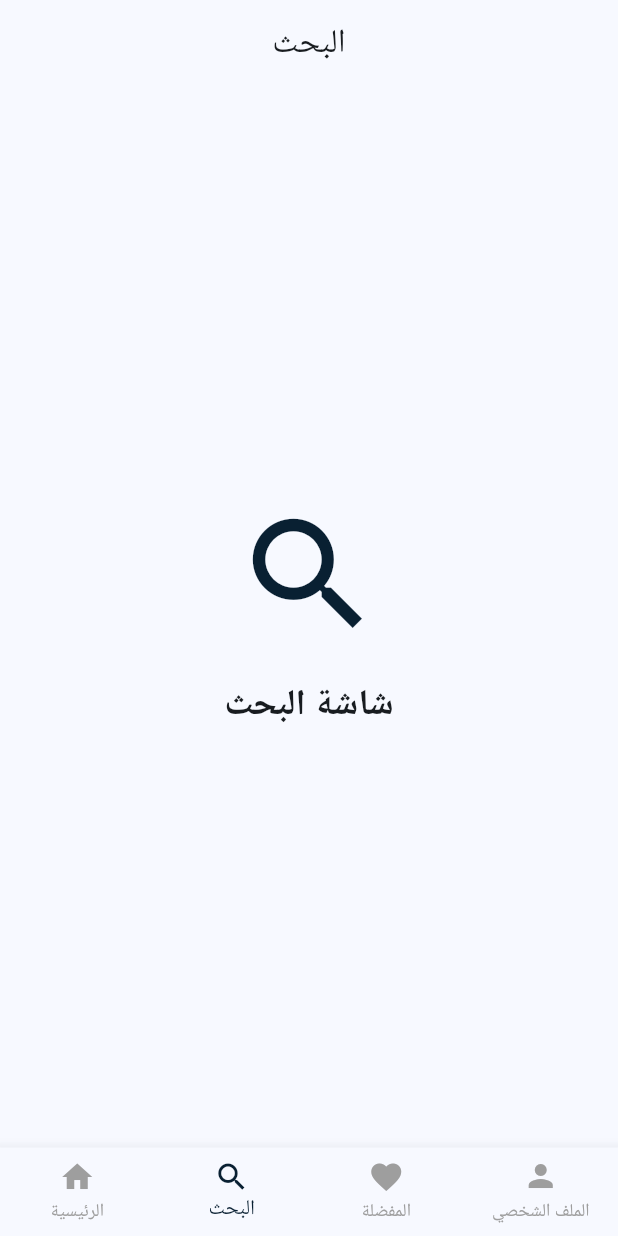
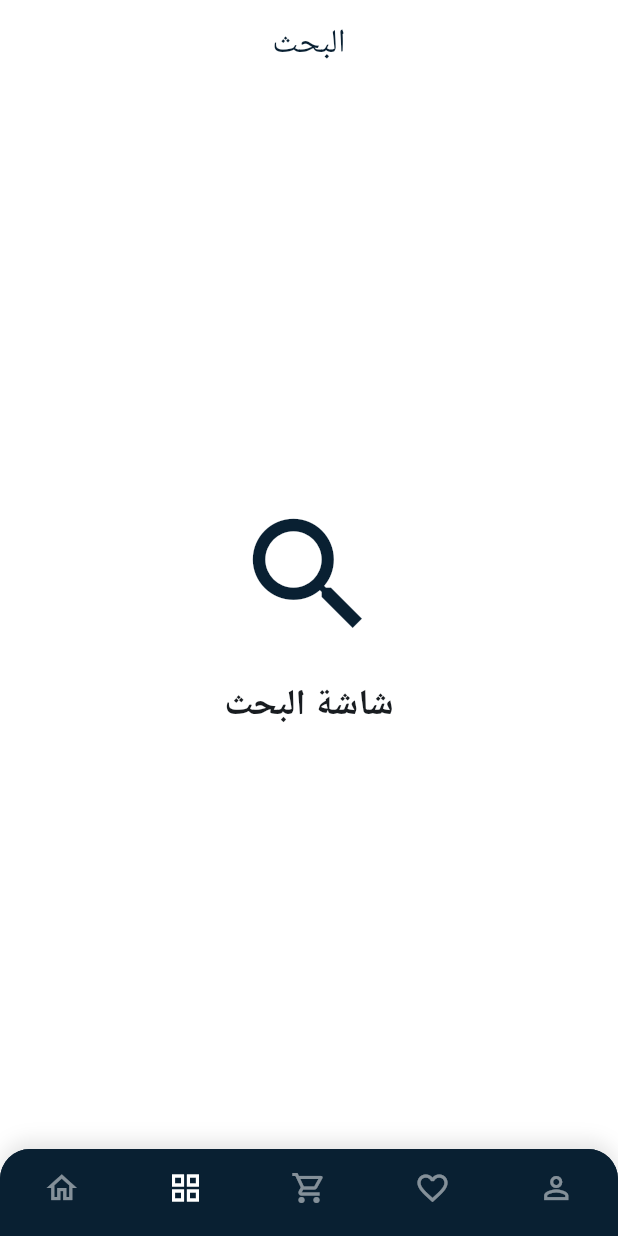
Before and after one commit to AhmedYasserTaha/jesoor_pro, a Flutter app: the screen it shows after launch, item 2 of the bottom bar chosen, on a phone screen of 412 x 824 dp. Run offline on Flutter 3.47's test engine with Material 3 defaults, Android fonts, the phone set to English and light mode, and no system bars; statements that could not run were skipped.

Commit message:
add roots_view

```diff
--- /dev/null
+++ b/lib/core/theme/app_colors.dart
@@ -0,0 +1,45 @@
+import 'package:flutter/material.dart';
+
+class AppColors {
+  // Primary Colors
+  static const Color primary = Color(0xFF092032);
+  static const Color primaryLight = Color(0xFF1A3A52);
+  static const Color primaryDark = Color(0xFF051520);
+
+  // Background Colors
+  static const Color background = Color(0xFFFFFFFF);
+  static const Color backgroundGrey = Color(0xFFF5F5F5);
+  static const Color cardBackground = Color(0xFFF5F5F5);
+
+  // Text Colors
+  static const Color textPrimary = Color(0xFF092032);
+  static const Color textSecondary = Color(0xFF757575);
+  static const Color textLight = Color(0xFF9E9E9E);
+  static const Color textWhite = Color(0xFFFFFFFF);
+
+  // Accent Colors
+  static const Color accent = Color(0xFF092032);
+  static const Color error = Color(0xFFD32F2F);
+  static const Color success = Color(0xFF388E3C);
+  static const Color warning = Color(0xFFF57C00);
+  static const Color info = Color(0xFF1976D2);
+
+  // UI Element Colors
+  static const Color divider = Color(0xFFE0E0E0);
+  static const Color border = Color(0xFFE0E0E0);
+  static const Color shadow = Color(0x1A000000);
+  static const Color overlay = Color(0x80000000);
+
+  // Icon Colors
+  static const Color iconPrimary = Color(0xFF092032);
+  static const Color iconSecondary = Color(0xFF757575);
+  static const Color iconLight = Color(0xFF9E9E9E);
+  static const Color iconWhite = Color(0xFFFFFFFF);
+
+  // Special Colors
+  static const Color favorite = Color(0xFFE91E63);
+  static const Color rating = Color(0xFFFFC107);
+  static const Color discount = Color(0xFFFF5722);
+
+  AppColors._();
+}
--- /dev/null
+++ b/lib/core/theme/app_theme.dart
@@ -0,0 +1,105 @@
+import 'package:flutter/material.dart';
+import 'app_colors.dart';
+import 'app_text_styles.dart';
+
+class AppTheme {
+  static ThemeData get lightTheme {
+    return ThemeData(
+      useMaterial3: true,
+      primaryColor: AppColors.primary,
+      scaffoldBackgroundColor: AppColors.background,
+      colorScheme: ColorScheme.fromSeed(
+        seedColor: AppColors.primary,
+        primary: AppColors.primary,
+        secondary: AppColors.accent,
+        error: AppColors.error,
+        background: AppColors.background,
+        surface: AppColors.cardBackground,
+      ),
+
+      // Text Theme
+      textTheme: const TextTheme(
+        displayLarge: AppTextStyles.h1,
+        displayMedium: AppTextStyles.h2,
+        displaySmall: AppTextStyles.h3,
+        headlineMedium: AppTextStyles.h4,
+        headlineSmall: AppTextStyles.h5,
+        titleLarge: AppTextStyles.h6,
+        bodyLarge: AppTextStyles.bodyLarge,
+        bodyMedium: AppTextStyles.bodyMedium,
+        bodySmall: AppTextStyles.bodySmall,
+        labelLarge: AppTextStyles.labelLarge,
+        labelMedium: AppTextStyles.labelMedium,
+        labelSmall: AppTextStyles.labelSmall,
+      ),
+
+      // AppBar Theme
+      appBarTheme: const AppBarTheme(
+        backgroundColor: AppColors.background,
+        foregroundColor: AppColors.textPrimary,
+        elevation: 0,
+        centerTitle: true,
+        titleTextStyle: AppTextStyles.h4,
+      ),
+
+      // Card Theme
+      cardTheme: CardThemeData(
+        color: AppColors.cardBackground,
+        elevation: 0,
+        shape: RoundedRectangleBorder(borderRadius: BorderRadius.circular(12)),
+      ),
+
+      // Input Decoration Theme
+      inputDecorationTheme: InputDecorationTheme(
+        filled: true,
+        fillColor: AppColors.backgroundGrey,
+        border: OutlineInputBorder(
+          borderRadius: BorderRadius.circular(12),
+          borderSide: BorderSide.none,
+        ),
+        enabledBorder: OutlineInputBorder(
+          borderRadius: BorderRadius.circular(12),
+          borderSide: BorderSide.none,
+        ),
+        focusedBorder: OutlineInputBorder(
+          borderRadius: BorderRadius.circular(12),
+          borderSide: const BorderSide(color: AppColors.primary, width: 2),
+        ),
+        errorBorder: OutlineInputBorder(
+          borderRadius: BorderRadius.circular(12),
+          borderSide: const BorderSide(color: AppColors.error, width: 1),
+        ),
+        contentPadding: const EdgeInsets.symmetric(
+          horizontal: 16,
+          vertical: 16,
+        ),
+      ),
+
+      // Elevated Button Theme
+      elevatedButtonTheme: ElevatedButtonThemeData(
+        style: ElevatedButton.styleFrom(
+          backgroundColor: AppColors.primary,
+          foregroundColor: AppColors.textWhite,
+          textStyle: AppTextStyles.button,
+          padding: const EdgeInsets.symmetric(horizontal: 24, vertical: 12),
+          shape: RoundedRectangleBorder(
+            borderRadius: BorderRadius.circular(12),
+          ),
+          elevation: 0,
+        ),
+      ),
+
+      // Icon Theme
+      iconTheme: const IconThemeData(color: AppColors.iconPrimary, size: 24),
+
+      // Divider Theme
+      dividerTheme: const DividerThemeData(
+        color: AppColors.divider,
+        thickness: 1,
+        space: 1,
+      ),
+    );
+  }
+
+  AppTheme._();
+}
--- a/lib/features/roots_view.dart
+++ b/lib/features/roots_view.dart
@@ -1,5 +1,5 @@
 import 'package:flutter/material.dart';
-import 'home_screen.dart';
+import 'home/home_screen.dart';
 import 'search_screen.dart';
 import 'favorites_screen.dart';
 import 'profile_screen.dart';
@@ -26,7 +26,21 @@ class _RootsViewState extends State<RootsView> {
   Widget build(BuildContext context) {
     return Scaffold(
       body: _screens[_currentIndex],
-      bottomNavigationBar: BottomNavigationBar(
+      bottomNavigationBar: Container(
+        decoration: BoxDecoration(
+          color: const Color(0xFF092032),
+          borderRadius: const BorderRadius.vertical(top: Radius.circular(20)),
+          boxShadow: [
+            BoxShadow(
+              color: Colors.black.withOpacity(0.1),
+              blurRadius: 10,
+              offset: const Offset(0, -5),
+            ),
+          ],
+        ),
+        child: ClipRRect(
+          borderRadius: const BorderRadius.vertical(top: Radius.circular(20)),
+          child: BottomNavigationBar(
             currentIndex: _currentIndex,
             onTap: (index) {
               setState(() {
@@ -34,17 +48,41 @@ class _RootsViewState extends State<RootsView> {
               });
             },
             type: BottomNavigationBarType.fixed,
-        selectedItemColor: Theme.of(context).primaryColor,
-        unselectedItemColor: Colors.grey,
+            backgroundColor: const Color(0xFF092032),
+            selectedItemColor: Colors.white,
+            unselectedItemColor: Colors.white.withOpacity(0.5),
+            showSelectedLabels: false,
+            showUnselectedLabels: false,
+            elevation: 0,
             items: const [
-          BottomNavigationBarItem(icon: Icon(Icons.home), label: 'الرئيسية'),
-          BottomNavigationBarItem(icon: Icon(Icons.search), label: 'البحث'),
-          BottomNavigationBarItem(icon: Icon(Icons.favorite), label: 'المفضلة'),
               BottomNavigationBarItem(
-            icon: Icon(Icons.person),
-            label: 'الملف الشخصي',
+                icon: Icon(Icons.home_outlined),
+                activeIcon: Icon(Icons.home),
+                label: 'Home',
+              ),
+              BottomNavigationBarItem(
+                icon: Icon(Icons.grid_view_outlined),
+                activeIcon: Icon(Icons.grid_view),
+                label: 'Categories',
+              ),
+              BottomNavigationBarItem(
+                icon: Icon(Icons.shopping_cart_outlined),
+                activeIcon: Icon(Icons.shopping_cart),
+                label: 'Cart',
+              ),
+              BottomNavigationBarItem(
+                icon: Icon(Icons.favorite_outline),
+                activeIcon: Icon(Icons.favorite),
+                label: 'Favorite',
+              ),
+              BottomNavigationBarItem(
+                icon: Icon(Icons.person_outline),
+                activeIcon: Icon(Icons.person),
+                label: 'Profile',
               ),
             ],
+          ),
+        ),
       ),
     );
   }
--- a/lib/main.dart
+++ b/lib/main.dart
@@ -1,5 +1,6 @@
 import 'package:flutter/material.dart';
 import 'features/roots_view.dart';
+import 'core/theme/app_theme.dart';
 
 void main() {
   runApp(const MyApp());
@@ -13,11 +14,7 @@ class MyApp extends StatelessWidget {
     return MaterialApp(
       title: 'Jesoor Pro',
       debugShowCheckedModeBanner: false,
-      theme: ThemeData(
-        colorScheme: ColorScheme.fromSeed(seedColor: const Color(0xFF092032)),
-        primaryColor: const Color(0xFF092032),
-        useMaterial3: true,
-      ),
+      theme: AppTheme.lightTheme,
       home: const RootsView(),
     );
   }
```
Lines whose indentation alone changed are shown as unchanged.
